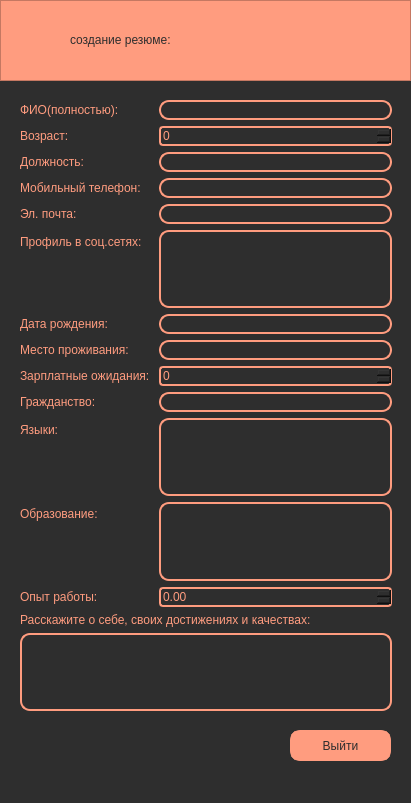
Qt form anketa.ui (KawaiiZhele/Yandex-lyceum-1st-project) before a commit.
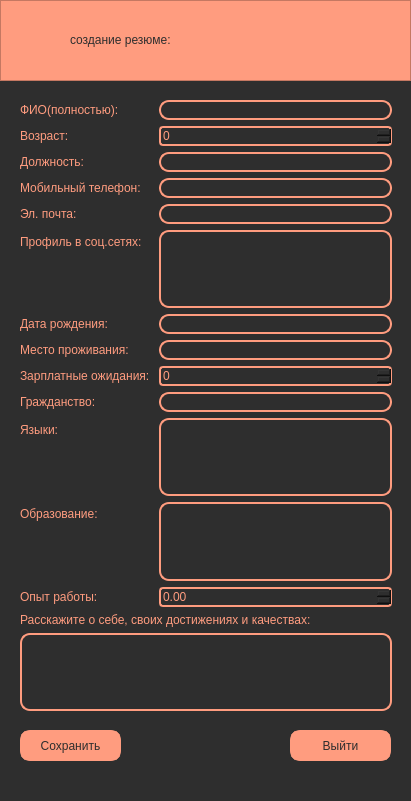
The same form after that commit.

What changed in the file:
```diff
--- a/anketa.ui
+++ b/anketa.ui
@@ -7,7 +7,7 @@
     <x>0</x>
     <y>0</y>
     <width>411</width>
-    <height>803</height>
+    <height>801</height>
    </rect>
   </property>
   <property name="windowTitle">
@@ -398,6 +398,26 @@
      <string>Выйти</string>
     </property>
    </widget>
+   <widget class="QPushButton" name="exit_ankuser_2">
+    <property name="geometry">
+     <rect>
+      <x>20</x>
+      <y>730</y>
+      <width>101</width>
+      <height>31</height>
+     </rect>
+    </property>
+    <property name="styleSheet">
+     <string notr="true">border-radius: 10px;
+border: 6px solid #FF9C7F;
+background: #FF9C7F;
+font: 10pt &quot;Fulbo Argenta&quot;;
+color: #2E2E2E</string>
+    </property>
+    <property name="text">
+     <string>Сохранить</string>
+    </property>
+   </widget>
   </widget>
   <widget class="QMenuBar" name="menubar">
    <property name="geometry">
```
